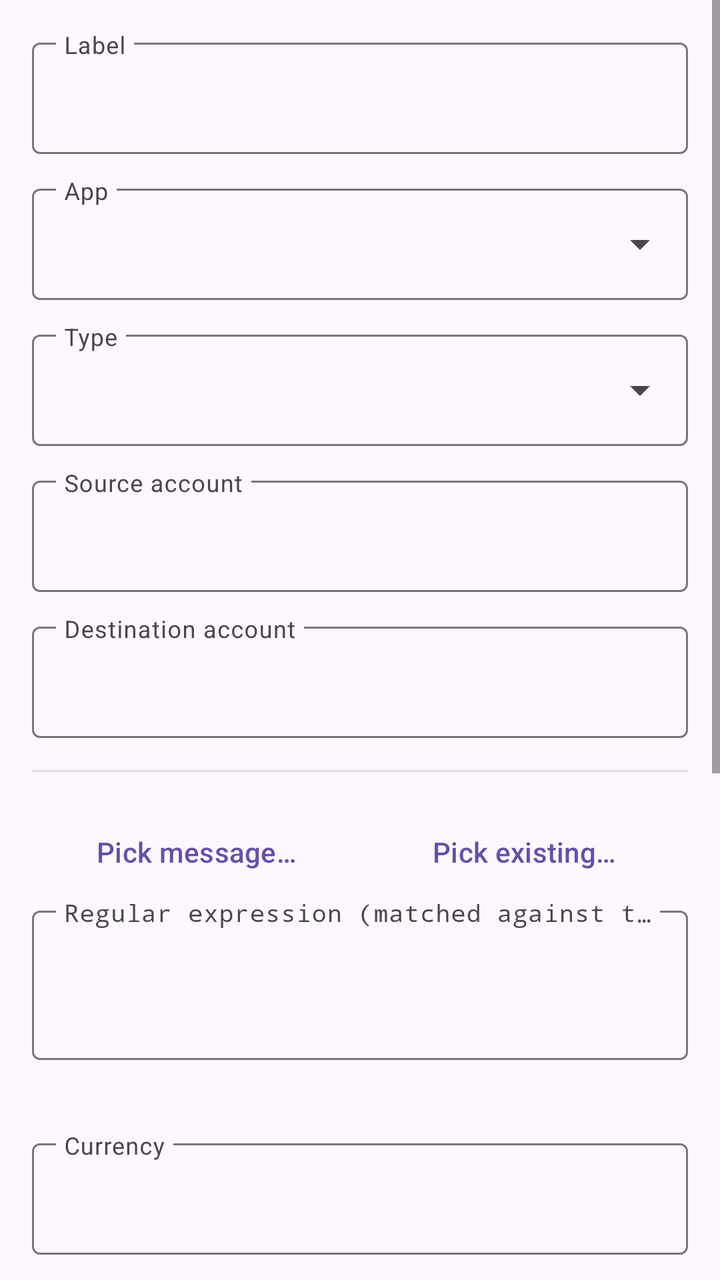
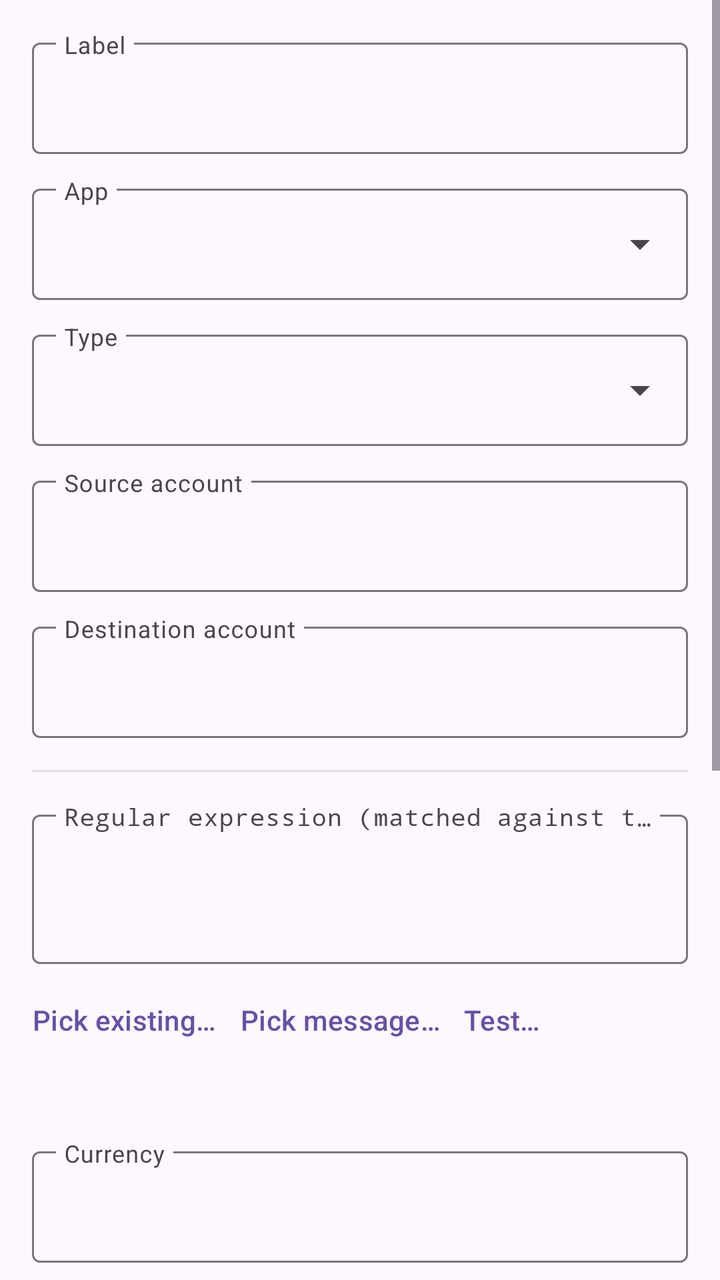

Two renders of the same Android screen: before a commit and after it. Below are the layout's source before the change and the commit's diff.
<!-- AndroidManifest.xml: application theme Theme.FfNotifyImporter -->
<!-- res/layout/fragment_rule_edit.xml -->
<?xml version="1.0" encoding="utf-8"?>
<ScrollView xmlns:android="http://schemas.android.com/apk/res/android"
    xmlns:app="http://schemas.android.com/apk/res-auto"
    android:layout_width="match_parent"
    android:layout_height="match_parent">

    <LinearLayout
        android:layout_width="match_parent"
        android:layout_height="wrap_content"
        android:orientation="vertical"
        android:padding="16dp">

        <com.google.android.material.textfield.TextInputLayout
            android:layout_width="match_parent"
            android:layout_height="wrap_content"
            android:layout_marginBottom="12dp"
            android:hint="@string/rule_field_label"
            app:expandedHintEnabled="false">

            <com.google.android.material.textfield.TextInputEditText
                android:id="@+id/labelInput"
                android:layout_width="match_parent"
                android:layout_height="wrap_content" />

        </com.google.android.material.textfield.TextInputLayout>

        <com.google.android.material.textfield.TextInputLayout
            android:layout_width="match_parent"
            android:layout_height="wrap_content"
            android:layout_marginBottom="12dp"
            android:hint="@string/rule_field_apps"
            app:expandedHintEnabled="false"
            style="@style/Widget.Material3.TextInputLayout.OutlinedBox.ExposedDropdownMenu">

            <com.google.android.material.textfield.MaterialAutoCompleteTextView
                android:id="@+id/appInput"
                android:layout_width="match_parent"
                android:layout_height="wrap_content"
                android:inputType="none" />

        </com.google.android.material.textfield.TextInputLayout>

        <com.google.android.material.textfield.TextInputLayout
            android:layout_width="match_parent"
            android:layout_height="wrap_content"
            android:layout_marginBottom="12dp"
            android:hint="@string/rule_field_kind"
            app:expandedHintEnabled="false"
            style="@style/Widget.Material3.TextInputLayout.OutlinedBox.ExposedDropdownMenu">

            <com.google.android.material.textfield.MaterialAutoCompleteTextView
                android:id="@+id/kindInput"
                android:layout_width="match_parent"
                android:layout_height="wrap_content"
                android:inputType="none" />

        </com.google.android.material.textfield.TextInputLayout>

        <com.google.android.material.textfield.TextInputLayout
            android:layout_width="match_parent"
            android:layout_height="wrap_content"
            android:layout_marginBottom="12dp"
            android:hint="@string/rule_field_source_account"
            app:expandedHintEnabled="false">

            <com.google.android.material.textfield.TextInputEditText
                android:id="@+id/sourceAccountInput"
                android:layout_width="match_parent"
                android:layout_height="wrap_content" />

        </com.google.android.material.textfield.TextInputLayout>

        <com.google.android.material.textfield.TextInputLayout
            android:layout_width="match_parent"
            android:layout_height="wrap_content"
            android:layout_marginBottom="16dp"
            android:hint="@string/rule_field_destination_account"
            app:expandedHintEnabled="false">

            <com.google.android.material.textfield.TextInputEditText
                android:id="@+id/destinationAccountInput"
                android:layout_width="match_parent"
                android:layout_height="wrap_content" />

        </com.google.android.material.textfield.TextInputLayout>

        <View
            android:layout_width="match_parent"
            android:layout_height="1dp"
            android:layout_marginBottom="16dp"
            android:background="#E0E0E0" />

        <LinearLayout
            android:layout_width="match_parent"
            android:layout_height="wrap_content"
            android:orientation="horizontal">

            <Button
                android:id="@+id/pickMessageButton"
                style="?attr/borderlessButtonStyle"
                android:layout_width="0dp"
                android:layout_height="wrap_content"
                android:layout_weight="1"
                android:text="@string/rule_pick_message" />

            <Button
                android:id="@+id/pickPatternButton"
                style="?attr/borderlessButtonStyle"
                android:layout_width="0dp"
                android:layout_height="wrap_content"
                android:layout_weight="1"
                android:text="@string/rule_pick_existing_pattern" />

        </LinearLayout>

        <com.google.android.material.textfield.TextInputLayout
            android:layout_width="match_parent"
            android:layout_height="wrap_content"
            android:layout_marginBottom="4dp"
            android:hint="@string/rule_field_pattern"
            app:expandedHintEnabled="false">

            <com.google.android.material.textfield.TextInputEditText
                android:id="@+id/patternInput"
                android:layout_width="match_parent"
                android:layout_height="wrap_content"
                android:fontFamily="monospace"
                android:gravity="top"
                android:inputType="textMultiLine"
                android:minLines="2" />

        </com.google.android.material.textfield.TextInputLayout>

        <TextView
            android:id="@+id/availableMacrosText"
            android:layout_width="match_parent"
            android:layout_height="wrap_content"
            android:layout_marginBottom="16dp"
            android:textColor="#888888"
            android:textSize="12sp" />

        <com.google.android.material.textfield.TextInputLayout
            android:layout_width="match_parent"
            android:layout_height="wrap_content"
            android:layout_marginBottom="12dp"
            android:hint="@string/rule_field_home_currency"
            app:expandedHintEnabled="false">

            <com.google.android.material.textfield.TextInputEditText
                android:id="@+id/homeCurrencyInput"
                android:layout_width="match_parent"
                android:layout_height="wrap_content" />

        </com.google.android.material.textfield.TextInputLayout>

        <com.google.android.material.textfield.TextInputLayout
            android:layout_width="match_parent"
            android:layout_height="wrap_content"
            android:layout_marginBottom="12dp"
            android:hint="@string/rule_field_description_template"
            app:expandedHintEnabled="false">

            <com.google.android.material.textfield.TextInputEditText
                android:id="@+id/descriptionTemplateInput"
                android:layout_width="match_parent"
                android:layout_height="wrap_content" />

        </com.google.android.material.textfield.TextInputLayout>

        <com.google.android.material.textfield.TextInputLayout
            android:layout_width="match_parent"
            android:layout_height="wrap_content"
            android:layout_marginBottom="12dp"
            android:hint="@string/rule_field_notes_template"
            app:expandedHintEnabled="false">

            <com.google.android.material.textfield.TextInputEditText
                android:id="@+id/notesTemplateInput"
                android:layout_width="match_parent"
                android:layout_height="wrap_content" />

        </com.google.android.material.textfield.TextInputLayout>

        <com.google.android.material.textfield.TextInputLayout
            android:layout_width="match_parent"
            android:layout_height="wrap_content"
            android:layout_marginBottom="12dp"
            android:hint="@string/rule_field_category_template"
            app:expandedHintEnabled="false">

            <com.google.android.material.textfield.TextInputEditText
                android:id="@+id/categoryTemplateInput"
                android:layout_width="match_parent"
                android:layout_height="wrap_content" />

        </com.google.android.material.textfield.TextInputLayout>

        <com.google.android.material.textfield.TextInputLayout
            android:layout_width="match_parent"
            android:layout_height="wrap_content"
            android:layout_marginBottom="12dp"
            android:hint="@string/rule_field_tags_template"
            app:expandedHintEnabled="false">

            <com.google.android.material.textfield.TextInputEditText
                android:id="@+id/tagsTemplateInput"
                android:layout_width="match_parent"
                android:layout_height="wrap_content" />

        </com.google.android.material.textfield.TextInputLayout>

        <com.google.android.material.switchmaterial.SwitchMaterial
            android:id="@+id/enabledSwitch"
            android:layout_width="match_parent"
            android:layout_height="wrap_content"
            android:layout_marginBottom="16dp"
            android:checked="true"
            android:text="@string/rule_field_enabled" />

        <LinearLayout
            android:layout_width="match_parent"
            android:layout_height="wrap_content"
            android:orientation="horizontal">

            <Button
                android:id="@+id/deleteRuleButton"
                style="?attr/borderlessButtonStyle"
                android:layout_width="wrap_content"
                android:layout_height="wrap_content"
                android:text="@string/action_delete"
                android:visibility="gone" />

            <View
                android:layout_width="0dp"
                android:layout_height="1dp"
                android:layout_weight="1" />

            <Button
                android:id="@+id/saveRuleButton"
                android:layout_width="wrap_content"
                android:layout_height="wrap_content"
                android:text="@string/action_save" />

        </LinearLayout>

    </LinearLayout>

</ScrollView>
<!-- resources referenced by this layout -->
<resources>
  <string name="action_delete">Delete</string>
  <string name="action_save">Save</string>
  <string name="rule_field_apps">App</string>
  <string name="rule_field_category_template">Category template</string>
  <string name="rule_field_description_template">Description template</string>
  <string name="rule_field_destination_account">Destination account</string>
  <string name="rule_field_enabled">Enabled</string>
  <string name="rule_field_home_currency">Currency</string>
  <string name="rule_field_kind">Type</string>
  <string name="rule_field_label">Label</string>
  <string name="rule_field_notes_template">Notes template</string>
  <string name="rule_field_pattern">Regular expression (matched against title + text)</string>
  <string name="rule_field_source_account">Source account</string>
  <string name="rule_field_tags_template">Tags template (comma-separated)</string>
  <string name="rule_pick_existing_pattern">Pick existing…</string>
  <string name="rule_pick_message">Pick message…</string>
  <style name="Theme.FfNotifyImporter" parent="Theme.Material3.DayNight.NoActionBar" />
</resources>

<!-- the commit's change to res/layout/fragment_rule_edit.xml (unified diff, before → after) -->
@@ -90,29 +90,6 @@
             android:layout_marginBottom="16dp"
             android:background="#E0E0E0" />
 
-        <LinearLayout
-            android:layout_width="match_parent"
-            android:layout_height="wrap_content"
-            android:orientation="horizontal">
-
-            <Button
-                android:id="@+id/pickMessageButton"
-                style="?attr/borderlessButtonStyle"
-                android:layout_width="0dp"
-                android:layout_height="wrap_content"
-                android:layout_weight="1"
-                android:text="@string/rule_pick_message" />
-
-            <Button
-                android:id="@+id/pickPatternButton"
-                style="?attr/borderlessButtonStyle"
-                android:layout_width="0dp"
-                android:layout_height="wrap_content"
-                android:layout_weight="1"
-                android:text="@string/rule_pick_existing_pattern" />
-
-        </LinearLayout>
-
         <com.google.android.material.textfield.TextInputLayout
             android:layout_width="match_parent"
             android:layout_height="wrap_content"
@@ -131,6 +108,45 @@
 
         </com.google.android.material.textfield.TextInputLayout>
 
+        <LinearLayout
+            android:layout_width="match_parent"
+            android:layout_height="wrap_content"
+            android:layout_marginBottom="4dp"
+            android:gravity="start|center_vertical"
+            android:orientation="horizontal">
+
+            <Button
+                android:id="@+id/pickPatternButton"
+                style="?attr/borderlessButtonStyle"
+                android:layout_width="wrap_content"
+                android:layout_height="wrap_content"
+                android:minWidth="0dp"
+                android:paddingStart="0dp"
+                android:paddingEnd="12dp"
+                android:text="@string/rule_pick_existing_pattern" />
+
+            <Button
+                android:id="@+id/pickMessageButton"
+                style="?attr/borderlessButtonStyle"
+                android:layout_width="wrap_content"
+                android:layout_height="wrap_content"
+                android:minWidth="0dp"
+                android:paddingStart="0dp"
+                android:paddingEnd="12dp"
+                android:text="@string/rule_pick_message" />
+
+            <Button
+                android:id="@+id/testAgainstHistoryButton"
+                style="?attr/borderlessButtonStyle"
+                android:layout_width="wrap_content"
+                android:layout_height="wrap_content"
+                android:minWidth="0dp"
+                android:paddingStart="0dp"
+                android:paddingEnd="0dp"
+                android:text="@string/rule_test" />
+
+        </LinearLayout>
+
         <TextView
             android:id="@+id/availableMacrosText"
             android:layout_width="match_parent"
<!-- resource entries referenced after the edit -->
@@ -16,6 +16,7 @@
   <string name="rule_field_tags_template">Tags template (comma-separated)</string>
   <string name="rule_pick_existing_pattern">Pick existing…</string>
   <string name="rule_pick_message">Pick message…</string>
+  <string name="rule_test">Test…</string>
   <style name="Theme.FfNotifyImporter" parent="Theme.Material3.DayNight.NoActionBar" />
 </resources>
 
